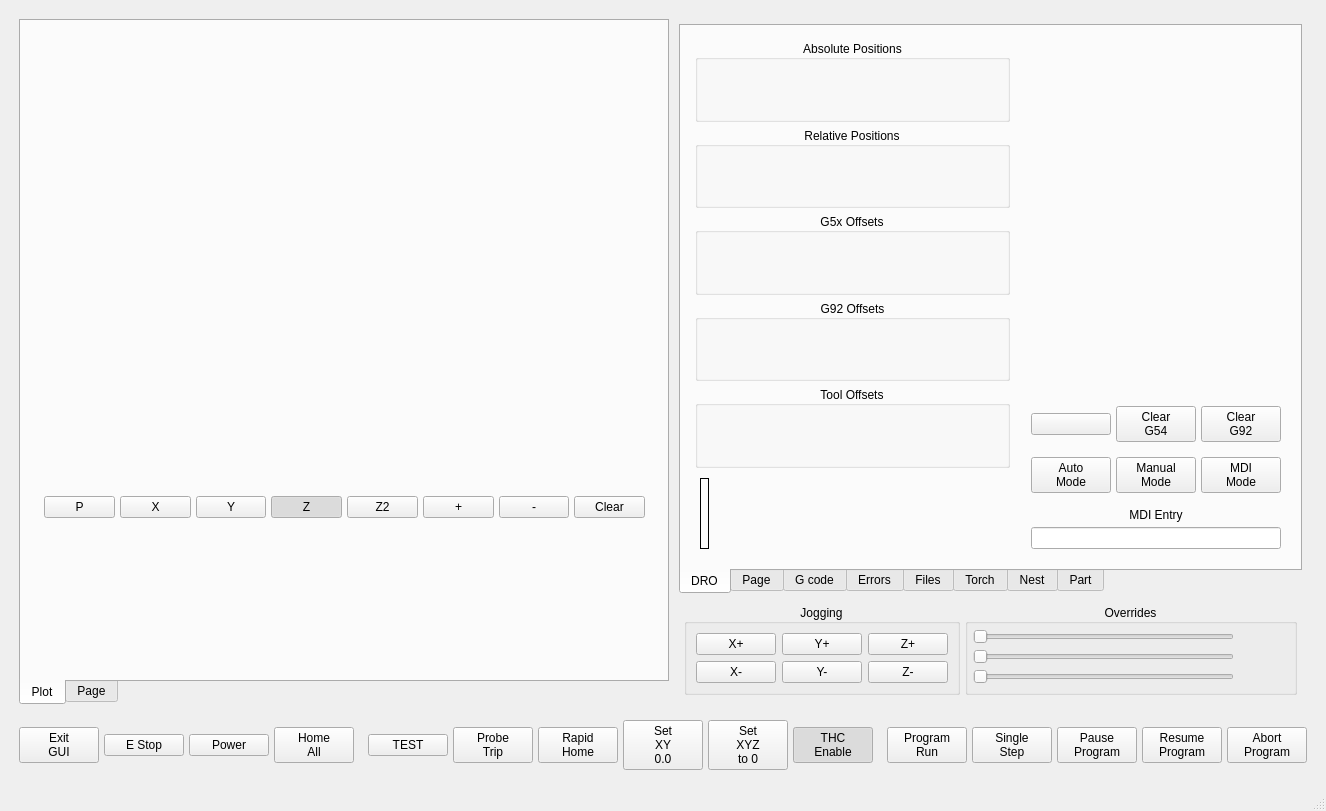
This is plasma_v2/ui/mainwindow.ui in jethornton/plasma_v2 as Qt 5 draws it before an edit. The edited form follows.
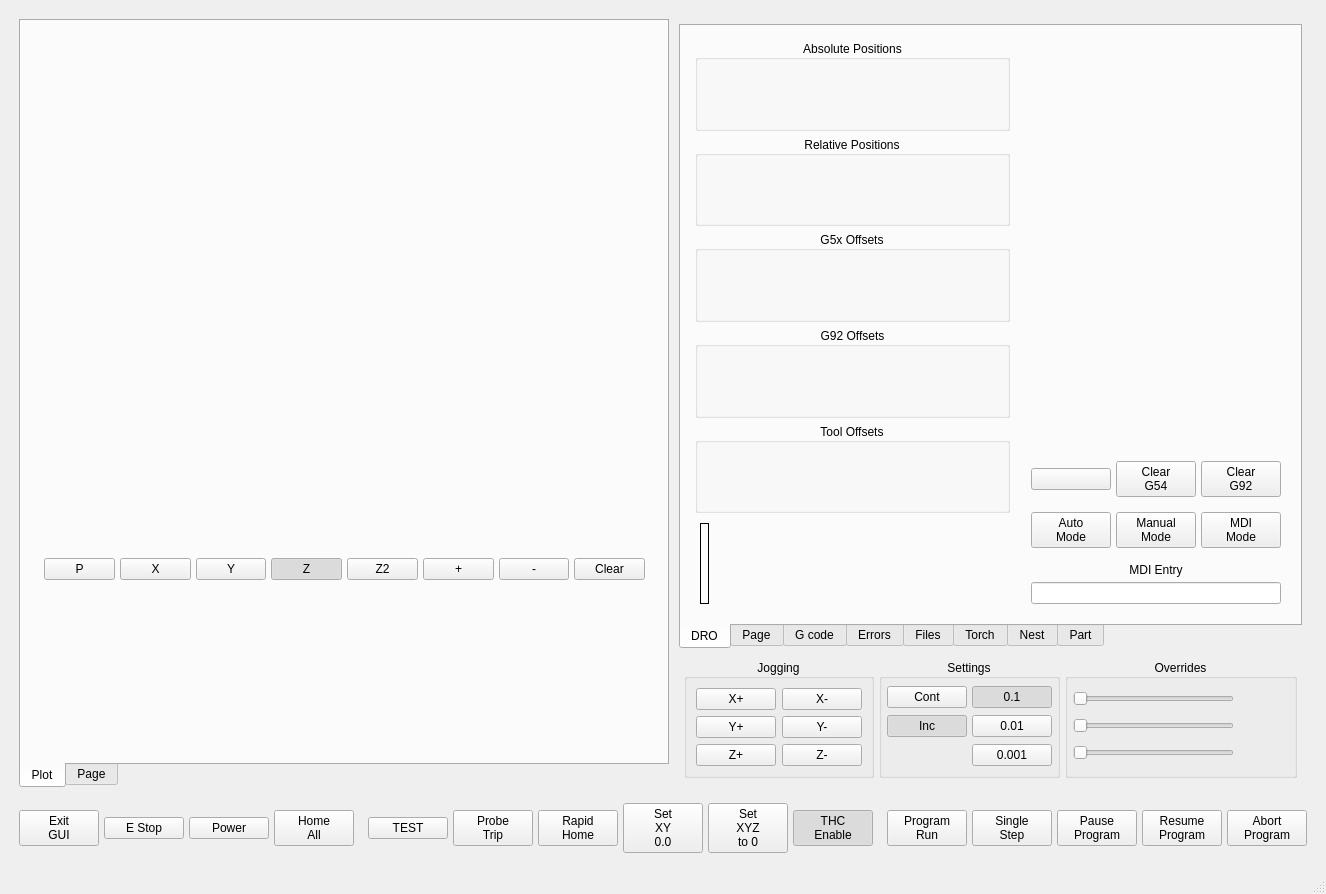
This is the edited form. The open tabs and pages were chosen to show the change. Custom widgets are drawn as their Qt base class.

The edit to the form file:
```diff
--- a/plasma_v2/ui/mainwindow.ui
+++ b/plasma_v2/ui/mainwindow.ui
@@ -6,8 +6,8 @@
    <rect>
     <x>0</x>
     <y>0</y>
-    <width>1248</width>
-    <height>811</height>
+    <width>1275</width>
+    <height>894</height>
    </rect>
   </property>
   <property name="sizePolicy">
@@ -1921,6 +1921,26 @@
                     </widget>
                    </item>
                    <item row="0" column="1">
+                    <widget class="ActionButton" name="actionbutton_14">
+                     <property name="text">
+                      <string>X-</string>
+                     </property>
+                     <property name="actionName" stdset="0">
+                      <string>machine.jog.axis:x,neg</string>
+                     </property>
+                    </widget>
+                   </item>
+                   <item row="1" column="1">
+                    <widget class="ActionButton" name="actionbutton_13">
+                     <property name="text">
+                      <string>Y-</string>
+                     </property>
+                     <property name="actionName" stdset="0">
+                      <string>machine.jog.axis:y,neg</string>
+                     </property>
+                    </widget>
+                   </item>
+                   <item row="1" column="0">
                     <widget class="ActionButton" name="actionbutton_10">
                      <property name="text">
                       <string>Y+</string>
@@ -1930,7 +1950,7 @@
                      </property>
                     </widget>
                    </item>
-                   <item row="0" column="2">
+                   <item row="2" column="0">
                     <widget class="ActionButton" name="actionbutton_11">
                      <property name="text">
                       <string>Z+</string>
@@ -1940,7 +1960,7 @@
                      </property>
                     </widget>
                    </item>
-                   <item row="1" column="2">
+                   <item row="2" column="1">
                     <widget class="ActionButton" name="actionbutton_12">
                      <property name="text">
                       <string>Z-</string>
@@ -1950,24 +1970,123 @@
                      </property>
                     </widget>
                    </item>
+                  </layout>
+                 </widget>
+                </item>
+                <item>
+                 <widget class="QGroupBox" name="gridGroupBox">
+                  <property name="title">
+                   <string>Settings</string>
+                  </property>
+                  <property name="alignment">
+                   <set>Qt::AlignCenter</set>
+                  </property>
+                  <layout class="QGridLayout" name="gridLayout_12">
+                   <property name="leftMargin">
+                    <number>5</number>
+                   </property>
+                   <property name="topMargin">
+                    <number>5</number>
+                   </property>
+                   <property name="rightMargin">
+                    <number>5</number>
+                   </property>
+                   <property name="bottomMargin">
+                    <number>5</number>
+                   </property>
+                   <property name="spacing">
+                    <number>5</number>
+                   </property>
                    <item row="1" column="1">
-                    <widget class="ActionButton" name="actionbutton_13">
+                    <widget class="ActionButton" name="actionbutton_22">
                      <property name="text">
-                      <string>Y-</string>
+                      <string>0.01</string>
                      </property>
+                     <property name="checkable">
+                      <bool>true</bool>
+                     </property>
                      <property name="actionName" stdset="0">
                       <string>machine.jog.axis:y,neg</string>
                      </property>
+                     <attribute name="buttonGroup">
+                      <string notr="true">incBtnGrp</string>
+                     </attribute>
+                    </widget>
+                   </item>
+                   <item row="0" column="0">
+                    <widget class="ActionButton" name="actionbutton_21">
+                     <property name="text">
+                      <string>Cont</string>
+                     </property>
+                     <property name="checkable">
+                      <bool>true</bool>
+                     </property>
+                     <property name="checked">
+                      <bool>false</bool>
+                     </property>
+                     <property name="actionName" stdset="0">
+                      <string>machine.jog-mode.continuous</string>
+                     </property>
+                     <attribute name="buttonGroup">
+                      <string notr="true">jogBtnGrp</string>
+                     </attribute>
                     </widget>
                    </item>
                    <item row="1" column="0">
-                    <widget class="ActionButton" name="actionbutton_14">
+                    <widget class="ActionButton" name="actionbutton_20">
                      <property name="text">
-                      <string>X-</string>
+                      <string>Inc</string>
                      </property>
+                     <property name="checkable">
+                      <bool>true</bool>
+                     </property>
+                     <property name="checked">
+                      <bool>true</bool>
+                     </property>
                      <property name="actionName" stdset="0">
                       <string>machine.jog.axis:x,neg</string>
                      </property>
+                     <attribute name="buttonGroup">
+                      <string notr="true">jogBtnGrp</string>
+                     </attribute>
+                    </widget>
+                   </item>
+                   <item row="0" column="1">
+                    <widget class="ActionButton" name="actionbutton_23">
+                     <property name="text">
+                      <string>0.1</string>
+                     </property>
+                     <property name="checkable">
+                      <bool>true</bool>
+                     </property>
+                     <property name="checked">
+                      <bool>true</bool>
+                     </property>
+                     <property name="actionName" stdset="0">
+                      <string>machine.jog.set-increment:0.1</string>
+                     </property>
+                     <attribute name="buttonGroup">
+                      <string notr="true">incBtnGrp</string>
+                     </attribute>
+                    </widget>
+                   </item>
+                   <item row="2" column="1">
+                    <widget class="ActionButton" name="actionbutton_24">
+                     <property name="text">
+                      <string>0.001</string>
+                     </property>
+                     <property name="checkable">
+                      <bool>true</bool>
+                     </property>
+                     <property name="checked">
+                      <bool>false</bool>
+                     </property>
+                     <property name="actionName" stdset="0">
+                      <string>machine.jog.set-increment:0.001</string>
+                     </property>
+                     <attribute name="buttonGroup">
+                      <string notr="true">incBtnGrp</string>
+                     </attribute>
                     </widget>
                    </item>
                   </layout>
```
Left out of the diff: 100 changed lines with no effect on the pictures.
